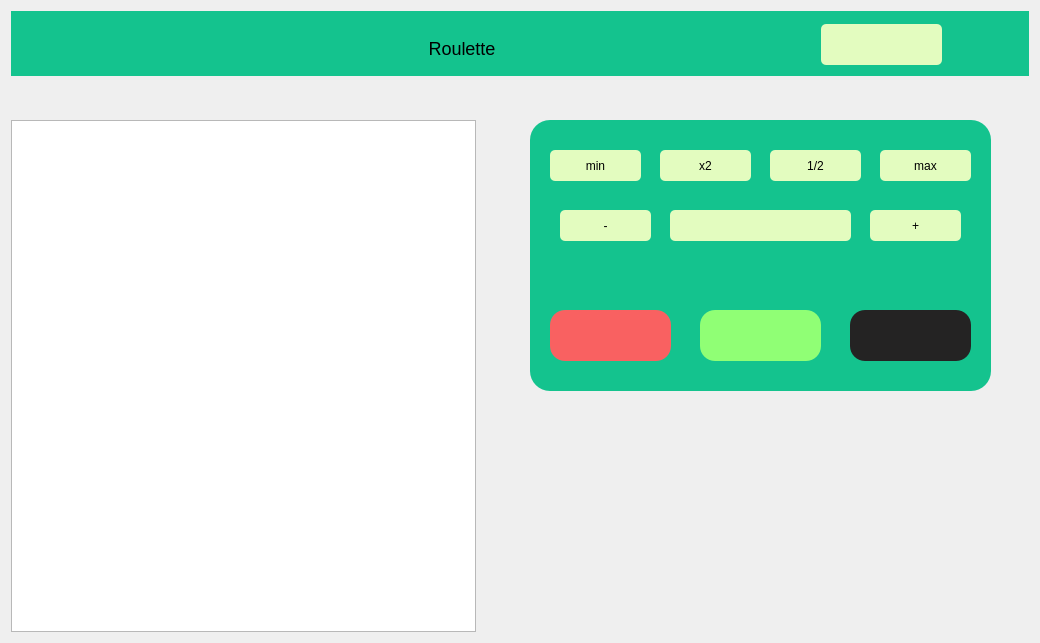
Barsh4ec/Authorization, file roulette.ui: the form before one commit.
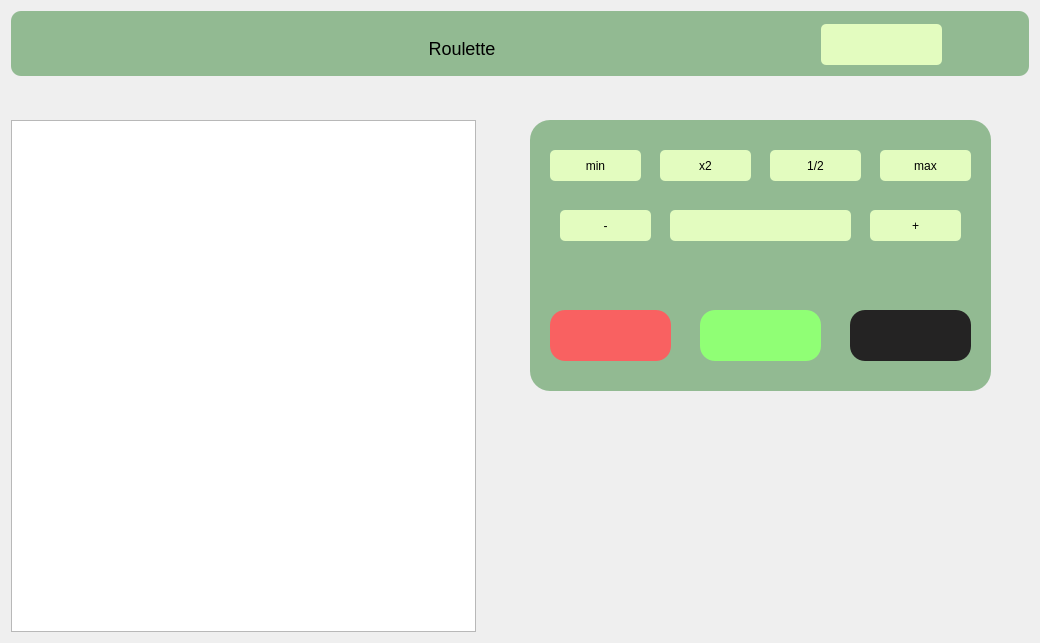
The form after the commit. Icons and pictures are not drawn.

The edit to the form file:
```diff
--- a/roulette.ui
+++ b/roulette.ui
@@ -229,7 +229,7 @@
       </size>
      </property>
      <property name="styleSheet">
-      <string notr="true"> background: #14C38E;
+      <string notr="true">background: #92BA92;
 border-radius: 20px;</string>
      </property>
      <widget class="QPushButton" name="min_value_button">
@@ -455,7 +455,9 @@
       </size>
      </property>
      <property name="styleSheet">
-      <string notr="true">background: #14C38E</string>
+      <string notr="true">background: #92BA92;
+border-radius: 10px;
+</string>
      </property>
      <widget class="QPushButton" name="BackToMain">
       <property name="geometry">
```
